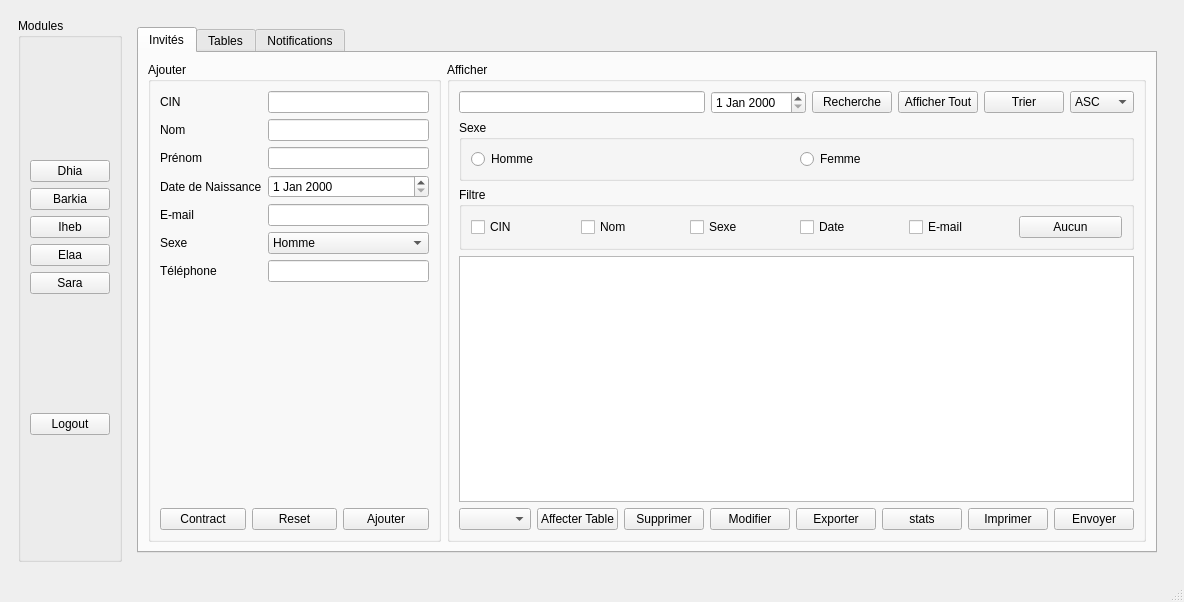
The window that INTEGRATION/mainwindow.ui (dhiaabdelli1/Wedding_planner_2A1) describes before a commit, drawn with Qt 5.
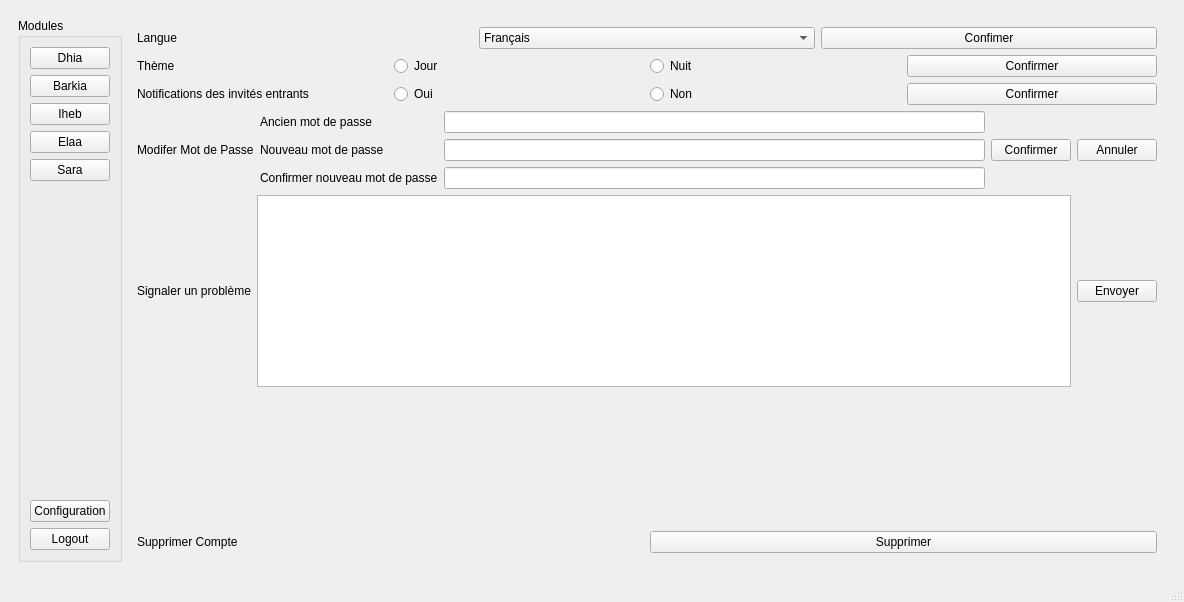
The same window after the commit. The open tabs and pages were chosen to show the change.

```diff
--- a/INTEGRATION/mainwindow.ui
+++ b/INTEGRATION/mainwindow.ui
@@ -165,6 +165,26 @@
                    </property>
                   </widget>
                  </item>
+                 <item>
+                  <spacer name="verticalSpacer">
+                   <property name="orientation">
+                    <enum>Qt::Vertical</enum>
+                   </property>
+                   <property name="sizeHint" stdset="0">
+                    <size>
+                     <width>20</width>
+                     <height>40</height>
+                    </size>
+                   </property>
+                  </spacer>
+                 </item>
+                 <item>
+                  <widget class="QPushButton" name="configuration">
+                   <property name="text">
+                    <string>Configuration</string>
+                   </property>
+                  </widget>
+                 </item>
                 </layout>
                </item>
                <item>
@@ -180,7 +200,7 @@
             <item>
              <widget class="QStackedWidget" name="stackedWidget_2">
               <property name="currentIndex">
-               <number>0</number>
+               <number>5</number>
               </property>
               <widget class="QWidget" name="page_3">
                <layout class="QHBoxLayout" name="horizontalLayout_8">
@@ -1346,6 +1366,224 @@
                 </property>
                </widget>
               </widget>
+              <widget class="QWidget" name="page_8">
+               <layout class="QVBoxLayout" name="verticalLayout_25">
+                <item>
+                 <layout class="QVBoxLayout" name="verticalLayout_24">
+                  <item>
+                   <layout class="QHBoxLayout" name="horizontalLayout_57">
+                    <item>
+                     <widget class="QLabel" name="label">
+                      <property name="text">
+                       <string>Langue</string>
+                      </property>
+                     </widget>
+                    </item>
+                    <item>
+                     <widget class="QComboBox" name="comboBox_langue">
+                      <item>
+                       <property name="text">
+                        <string>Français</string>
+                       </property>
+                      </item>
+                      <item>
+                       <property name="text">
+                        <string>English</string>
+                       </property>
+                      </item>
+                     </widget>
+                    </item>
+                    <item>
+                     <widget class="QPushButton" name="confirmer_langue">
+                      <property name="text">
+                       <string>Confimer</string>
+                      </property>
+                     </widget>
+                    </item>
+                   </layout>
+                  </item>
+                  <item>
+                   <layout class="QHBoxLayout" name="horizontalLayout_56">
+                    <item>
+                     <widget class="QLabel" name="label_2">
+                      <property name="text">
+                       <string>Thème</string>
+                      </property>
+                     </widget>
+                    </item>
+                    <item>
+                     <widget class="QRadioButton" name="radioButton_jour">
+                      <property name="text">
+                       <string>Jour</string>
+                      </property>
+                     </widget>
+                    </item>
+                    <item>
+                     <widget class="QRadioButton" name="radioButton_nuit">
+                      <property name="text">
+                       <string>Nuit</string>
+                      </property>
+                     </widget>
+                    </item>
+                    <item>
+                     <widget class="QPushButton" name="confirmer_theme">
+                      <property name="text">
+                       <string>Confirmer</string>
+                      </property>
+                     </widget>
+                    </item>
+                   </layout>
+                  </item>
+                  <item>
+                   <layout class="QHBoxLayout" name="horizontalLayout_61">
+                    <item>
+                     <widget class="QLabel" name="label_8">
+                      <property name="text">
+                       <string>Notifications des invités entrants</string>
+                      </property>
+                     </widget>
+                    </item>
+                    <item>
+                     <widget class="QRadioButton" name="radioButton">
+                      <property name="text">
+                       <string>Oui</string>
+                      </property>
+                     </widget>
+                    </item>
+                    <item>
+                     <widget class="QRadioButton" name="radioButton_2">
+                      <property name="text">
+                       <string>Non</string>
+                      </property>
+                     </widget>
+                    </item>
+                    <item>
+                     <widget class="QPushButton" name="confirmer_notifications">
+                      <property name="text">
+                       <string>Confirmer</string>
+                      </property>
+                     </widget>
+                    </item>
+                   </layout>
+                  </item>
+                  <item>
+                   <layout class="QHBoxLayout" name="horizontalLayout_55">
+                    <item>
+                     <widget class="QLabel" name="label_3">
+                      <property name="text">
+                       <string>Modifer Mot de Passe</string>
+                      </property>
+                     </widget>
+                    </item>
+                    <item>
+                     <layout class="QFormLayout" name="formLayout_7">
+                      <item row="0" column="0">
+                       <widget class="QLabel" name="ancienMotDePasseLabel">
+                        <property name="text">
+                         <string>Ancien mot de passe</string>
+                        </property>
+                       </widget>
+                      </item>
+                      <item row="0" column="1">
+                       <widget class="QLineEdit" name="ancienMotDePasseLineEdit"/>
+                      </item>
+                      <item row="1" column="0">
+                       <widget class="QLabel" name="nouveauMotDePasseLabel">
+                        <property name="text">
+                         <string>Nouveau mot de passe</string>
+                        </property>
+                       </widget>
+                      </item>
+                      <item row="1" column="1">
+                       <widget class="QLineEdit" name="nouveauMotDePasseLineEdit"/>
+                      </item>
+                      <item row="2" column="0">
+                       <widget class="QLabel" name="confirmerNouveauMotDePasseLabel">
+                        <property name="text">
+                         <string>Confirmer nouveau mot de passe</string>
+                        </property>
+                       </widget>
+                      </item>
+                      <item row="2" column="1">
+                       <widget class="QLineEdit" name="confirmerNouveauMotDePasseLineEdit"/>
+                      </item>
+                     </layout>
+                    </item>
+                    <item>
+                     <layout class="QVBoxLayout" name="verticalLayout_28"/>
+                    </item>
+                    <item>
+                     <widget class="QPushButton" name="confirmer_chan_mdp">
+                      <property name="text">
+                       <string>Confirmer</string>
+                      </property>
+                     </widget>
+                    </item>
+                    <item>
+                     <widget class="QPushButton" name="annuler_chan_mdp">
+                      <property name="text">
+                       <string>Annuler</string>
+                      </property>
+                     </widget>
+                    </item>
+                   </layout>
+                  </item>
+                  <item>
+                   <layout class="QHBoxLayout" name="horizontalLayout_59">
+                    <item>
+                     <widget class="QLabel" name="label_7">
+                      <property name="text">
+                       <string>Signaler un problème</string>
+                      </property>
+                     </widget>
+                    </item>
+                    <item>
+                     <widget class="QPlainTextEdit" name="plainTextEdit_probleme"/>
+                    </item>
+                    <item>
+                     <widget class="QPushButton" name="pushButton_4">
+                      <property name="text">
+                       <string>Envoyer</string>
+                      </property>
+                     </widget>
+                    </item>
+                   </layout>
+                  </item>
+                  <item>
+                   <spacer name="verticalSpacer_2">
+                    <property name="orientation">
+                     <enum>Qt::Vertical</enum>
+                    </property>
+                    <property name="sizeHint" stdset="0">
+                     <size>
+                      <width>20</width>
+                      <height>40</height>
+                     </size>
+                    </property>
+                   </spacer>
+                  </item>
+                  <item>
+                   <layout class="QHBoxLayout" name="horizontalLayout_54">
+                    <item>
+                     <widget class="QLabel" name="label_6">
+                      <property name="text">
+                       <string>Supprimer Compte</string>
+                      </property>
+                     </widget>
+                    </item>
+                    <item>
+                     <widget class="QPushButton" name="pushButton_3">
+                      <property name="text">
+                       <string>Supprimer</string>
+                      </property>
+                     </widget>
+                    </item>
+                   </layout>
+                  </item>
+                 </layout>
+                </item>
+               </layout>
+              </widget>
              </widget>
             </item>
            </layout>
```
Left out of the diff: 4 changed lines with no effect on the pictures.
